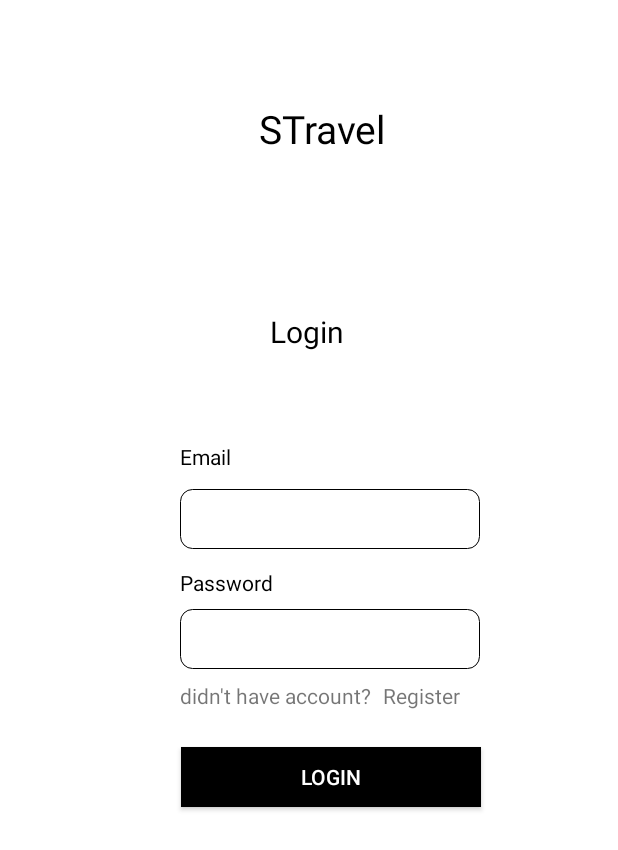
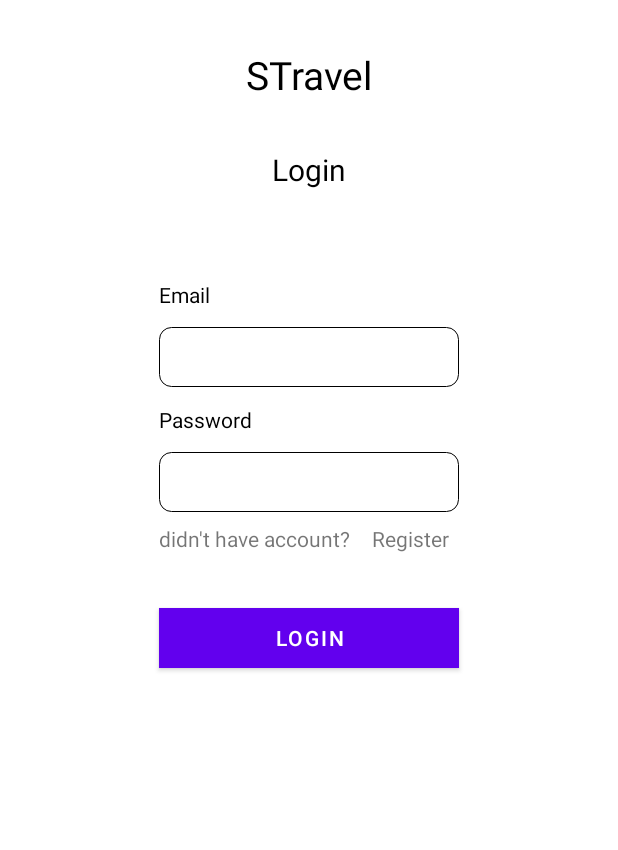
Before and after one commit to NaufalRafif25/STravelR2N, an Android app: the layout fragment_login.xml on its own in the app's theme, with its tools: preview values and no code run, on a phone screen of 412 x 824 dp. Shown: the top 850 px of the screen. Run offline under Robolectric (Android 15) with nearby library versions, the phone set to English and light mode, and no system bars.

Commit message:
testing fragment login & register, benerin layout login

```diff
--- a/app/src/main/res/layout/activity_main.xml
+++ b/app/src/main/res/layout/activity_main.xml
@@ -2,7 +2,7 @@
 <fragment xmlns:android="http://schemas.android.com/apk/res/android"
     xmlns:tools="http://schemas.android.com/tools"
     android:id="@+id/container"
-    android:name="org.d3if4062.stravel.ui.LoginFragment"
+    android:name="org.d3if4062.stravel.ui.RegisterFragment"
     android:layout_width="match_parent"
     android:layout_height="match_parent"
     tools:context=".MainActivity"
--- a/app/src/main/res/layout/fragment_login.xml
+++ b/app/src/main/res/layout/fragment_login.xml
@@ -6,108 +6,104 @@
     android:layout_height="match_parent">
 
     <TextView
-        android:id="@+id/textView"
+        android:id="@+id/judulSTravel"
         android:layout_width="wrap_content"
         android:layout_height="wrap_content"
-        android:layout_marginStart="16dp"
-        android:layout_marginTop="68dp"
-        android:layout_marginEnd="16dp"
+        android:layout_marginTop="32dp"
         android:text="STravel"
         android:textColor="@color/black"
         android:textSize="26sp"
         app:layout_constraintEnd_toEndOf="parent"
-        app:layout_constraintHorizontal_bias="0.531"
         app:layout_constraintStart_toStartOf="parent"
         app:layout_constraintTop_toTopOf="parent" />
 
     <TextView
-
-        android:id="@+id/textView9"
+        android:id="@+id/judulLogin"
         android:layout_width="wrap_content"
         android:layout_height="wrap_content"
-        android:layout_marginStart="180dp"
-        android:layout_marginTop="104dp"
+        android:layout_marginTop="32dp"
         android:text="Login"
         android:textColor="@color/black"
         android:textSize="20sp"
         app:layout_constraintStart_toStartOf="parent"
-        app:layout_constraintTop_toBottomOf="@+id/textView" />
+        app:layout_constraintEnd_toEndOf="parent"
+        app:layout_constraintTop_toBottomOf="@+id/judulSTravel" />
 
     <TextView
-        android:id="@+id/textView10"
+        android:id="@+id/textEmail"
         android:layout_width="wrap_content"
         android:layout_height="wrap_content"
-        android:layout_marginStart="120dp"
         android:layout_marginTop="60dp"
         android:text="Email"
         android:textColor="@color/black"
-        app:layout_constraintStart_toStartOf="parent"
-        app:layout_constraintTop_toBottomOf="@+id/textView9" />
+        app:layout_constraintStart_toStartOf="@id/editTextEmail"
+        app:layout_constraintTop_toBottomOf="@+id/judulLogin" />
 
     <EditText
+        android:id="@+id/editTextEmail"
         android:layout_width="200dp"
         android:layout_height="40dp"
-        android:layout_marginStart="120dp"
         android:layout_marginTop="12dp"
         android:background="@drawable/bg_et_primary"
         android:inputType="text"
         android:textColor="@color/black"
         app:layout_constraintStart_toStartOf="parent"
-        app:layout_constraintTop_toBottomOf="@+id/textView10" />
+        app:layout_constraintEnd_toEndOf="parent"
+        app:layout_constraintTop_toBottomOf="@+id/textEmail" />
 
     <TextView
-        android:id="@+id/textView11"
+        android:id="@+id/textPassword"
         android:layout_width="wrap_content"
         android:layout_height="wrap_content"
-        android:layout_marginStart="120dp"
-        android:layout_marginTop="144dp"
+        android:layout_marginTop="12dp"
         android:text="Password"
         android:textColor="@color/black"
-        app:layout_constraintStart_toStartOf="parent"
-        app:layout_constraintTop_toBottomOf="@+id/textView9" />
+        app:layout_constraintStart_toStartOf="@id/editTextPassword"
+        app:layout_constraintTop_toBottomOf="@+id/editTextEmail" />
 
     <EditText
-        android:id="@+id/editText"
+        android:id="@+id/editTextPassword"
         android:layout_width="200dp"
         android:layout_height="40dp"
-        android:layout_marginStart="120dp"
-        android:layout_marginTop="92dp"
+        android:layout_marginTop="12dp"
         android:background="@drawable/bg_et_primary"
         android:inputType="text"
         android:textColor="@color/black"
         app:layout_constraintStart_toStartOf="parent"
-        app:layout_constraintTop_toBottomOf="@+id/textView10" />
+        app:layout_constraintEnd_toEndOf="parent"
+        app:layout_constraintTop_toBottomOf="@+id/textPassword" />
 
     <TextView
-        android:id="@+id/textView12"
+        android:id="@+id/noteTextRegister"
         android:layout_width="wrap_content"
         android:layout_height="wrap_content"
-        android:layout_marginStart="120dp"
         android:layout_marginTop="8dp"
         android:text="didn't have account?"
         android:textSize="14sp"
-        app:layout_constraintStart_toStartOf="parent"
-        app:layout_constraintTop_toBottomOf="@+id/editText" />
+        app:layout_constraintStart_toStartOf="@id/editTextPassword"
+        app:layout_constraintTop_toBottomOf="@+id/editTextPassword" />
 
     <TextView
+        android:id="@+id/noteRegister"
         android:layout_width="wrap_content"
         android:layout_height="wrap_content"
         android:layout_marginStart="8dp"
         android:layout_marginTop="8dp"
         android:text="Register"
         android:textSize="14sp"
-        app:layout_constraintStart_toEndOf="@+id/textView12"
-        app:layout_constraintTop_toBottomOf="@+id/editText" />
+        app:layout_constraintStart_toEndOf="@+id/noteTextRegister"
+        app:layout_constraintEnd_toEndOf="@+id/editTextPassword"
+        app:layout_constraintTop_toBottomOf="@+id/editTextPassword" />
 
-    <androidx.appcompat.widget.AppCompatButton
+    <Button
+        android:id="@+id/buttonLogin"
         android:layout_width="200dp"
         android:layout_height="40dp"
-        android:layout_marginTop="52dp"
+        android:layout_marginTop="64dp"
         android:background="@color/black"
         android:text="Login"
         android:textColor="@color/white"
+        app:layout_constraintStart_toStartOf="parent"
         app:layout_constraintEnd_toEndOf="parent"
-        app:layout_constraintHorizontal_bias="0.568"
-        app:layout_constraintStart_toStartOf="parent"
-        app:layout_constraintTop_toBottomOf="@+id/editText" />
+        app:layout_constraintTop_toBottomOf="@+id/editTextPassword" />
 </androidx.constraintlayout.widget.ConstraintLayout>
```
Also changed, not shown: app/src/main/AndroidManifest.xml (+6 -3 lines), app/src/main/res/layout/fragment_register.xml (+14 -14 lines).
